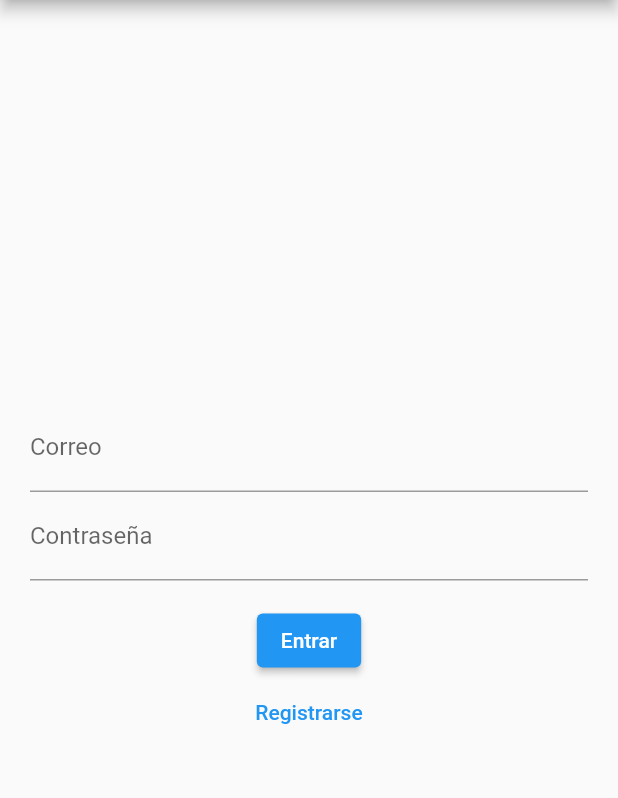
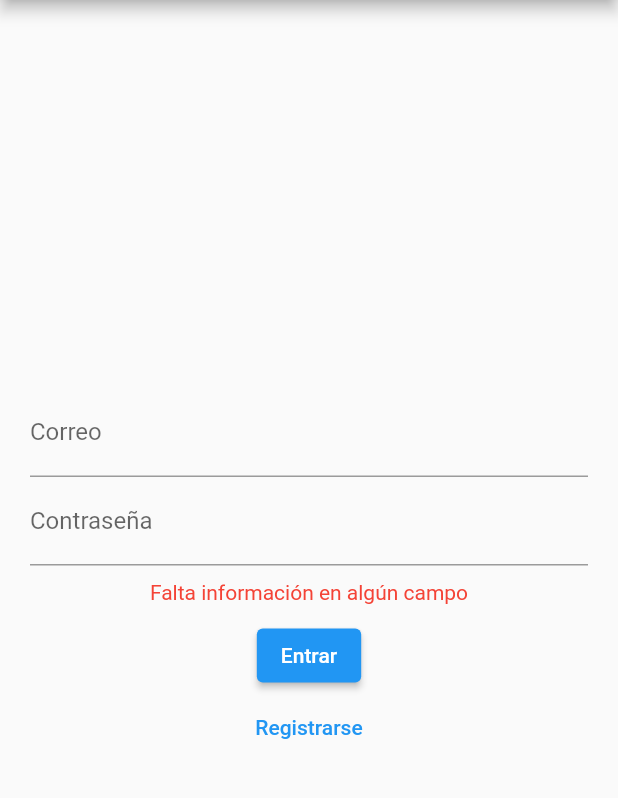
Before and after one commit to AlvaroMore/TFG-App_Prevencion_Suicidio, a Flutter app: the screen it shows after launch, after a tap on "Entrar", on a phone screen of 412 x 824 dp, the part 84-882 px from its top. Run offline on Flutter 3.47's test engine with Material 2 defaults, Android fonts, the phone set to English and light mode, and no system bars; our stand-ins replace chewie, firebase_auth, firebase_core, firebase_database, firebase_messaging, firebase_storage and 3 more; missing offline and left inert: app_settings; accounts and stored records are empty; network calls fail.

Commit message:
Mensajes de error en registro y autenticacion

```diff
--- a/lib/main.dart
+++ b/lib/main.dart
@@ -1,20 +1,17 @@
-import 'package:demo/paginas/enlace.dart';
-import 'package:demo/widget_tree.dart';
+import 'package:appbu_s/paginas/enlace.dart';
+import 'package:appbu_s/paginas/login_page.dart';
 import 'package:firebase_core/firebase_core.dart';
 import 'package:flutter/material.dart';
-import 'package:demo/paginas/calendario.dart';
-import 'package:demo/paginas/enlace.dart';
+import 'package:appbu_s/paginas/calendario.dart';
+import 'package:appbu_s/paginas/enlace.dart';
 import 'package:firebase_messaging/firebase_messaging.dart';
 
-Future<void> backgroundHandler(RemoteMessage message) async{
+Future<void> backgroundHandler(RemoteMessage message) async {
   String? title = message.notification!.title;
   String? body = message.notification!.body;
-
 }
 
-Future<void> main() async{
-
-
+Future<void> main() async {
   FirebaseMessaging.onBackgroundMessage(backgroundHandler);
 
   WidgetsFlutterBinding.ensureInitialized();
@@ -22,24 +19,21 @@ Future<void> main() async{
   runApp(const MyApp());
 }
 
-class MyApp extends StatelessWidget{
+class MyApp extends StatelessWidget {
   const MyApp({Key? key}) : super(key: key);
 
   @override
-  Widget build(BuildContext context){
+  Widget build(BuildContext context) {
     return MaterialApp(
       routes: {
-        '/calendario':(context) => Calendario(),
-        '/URL':(context) => enlace(),
-        //'/Cerar_Sesion':(context) => ,
-
-
+        '/calendario': (context) => Calendario(),
+        '/URL': (context) => enlace(),
       },
       debugShowCheckedModeBanner: false,
       theme: ThemeData(
         primarySwatch: Colors.blue,
       ),
-      home: const WidgetTree(),
+      home: const LoginPage(),
     );
   }
 }
--- a/lib/modelos/nuevaCita.dart
+++ b/lib/modelos/nuevaCita.dart
@@ -1,7 +1,7 @@
 import 'dart:math';
 import 'package:flutter/material.dart';
 import 'package:firebase_database/firebase_database.dart';
-import 'package:demo/modelos/cita.dart';
+import 'package:appbu_s/modelos/cita.dart';
 import 'package:firebase_auth/firebase_auth.dart';
 import 'package:intl/intl.dart';
 import 'package:syncfusion_flutter_calendar/calendar.dart';
@@ -333,7 +333,7 @@ class NuevaCitaState extends State<NuevaCita> {
       if (userData != null && userData.isNotEmpty) {
         String userId = userData.keys.first.toString();
         String userToken = userData[userId]['token'];
-        return userToken ?? '';
+        return userToken;
       }
     } else {
       // Return the admin's token
--- a/lib/modelos/nuevaNota.dart
+++ b/lib/modelos/nuevaNota.dart
@@ -1,10 +1,10 @@
 import 'dart:convert';
 import 'dart:math';
-import 'package:demo/paginas/notas.dart';
+import 'package:appbu_s/paginas/notas.dart';
 import 'package:firebase_auth/firebase_auth.dart';
 import 'package:firebase_database/firebase_database.dart';
 import 'package:flutter/material.dart';
-import 'package:demo/modelos/nota.dart';
+import 'package:appbu_s/modelos/nota.dart';
 import 'package:firebase_messaging/firebase_messaging.dart';
 import 'package:http/http.dart' as http;
 
--- a/lib/paginas/calendario.dart
+++ b/lib/paginas/calendario.dart
@@ -1,10 +1,10 @@
 import 'package:flutter/material.dart';
 import 'package:syncfusion_flutter_calendar/calendar.dart';
 import 'package:firebase_database/firebase_database.dart';
-import 'package:demo/modelos/nuevaCita.dart';
+import 'package:appbu_s/modelos/nuevaCita.dart';
 import 'package:firebase_auth/firebase_auth.dart';
 import 'package:intl/intl.dart';
-import 'package:demo/modelos/cita.dart';
+import 'package:appbu_s/modelos/cita.dart';
 import 'dart:async';
 
 class Calendario extends StatefulWidget {
--- a/lib/paginas/login_page.dart
+++ b/lib/paginas/login_page.dart
@@ -1,4 +1,4 @@
-import 'package:demo/paginas/home_page.dart';
+import 'package:appbu_s/paginas/home_page.dart';
 import 'package:flutter/material.dart';
 import 'package:firebase_auth/firebase_auth.dart';
 import '../auth.dart';
@@ -18,23 +18,50 @@ class _LoginPageState extends State<LoginPage> {
   final TextEditingController _controllerEmail = TextEditingController();
   final TextEditingController _controllerPassword = TextEditingController();
 
+  Widget _errorMessage() {
+    return Container(
+      margin: const EdgeInsets.symmetric(vertical: 10),
+      child: Text(
+        errorMessage == '' ? '' : '$errorMessage',
+        style: const TextStyle(
+          color: Colors.red,
+        ),
+      ),
+    );
+  }
+
   Future<void> signInWithEmailAndPassword() async {
+    String errorMessage = '';
+
+    if (_controllerEmail.text.isEmpty ||
+        _controllerPassword.text.isEmpty) {
+      errorMessage = 'Falta información en algún campo';
+    } else {
       try {
         await Auth().signInWithEmailAndPassword(
           email: _controllerEmail.text,
           password: _controllerPassword.text,
         );
-
         Navigator.pushReplacement(
           context,
           MaterialPageRoute(builder: (context) => HomePage()),
         );
       } on FirebaseAuthException catch (e) {
+        if (e.code == 'user-not-found') {
+          errorMessage = 'El correo introducido no está registrado.';
+        } else if (e.code == 'wrong-password') {
+          errorMessage = 'Contraseña incorrecta.';
+        }
+      } catch (e) {
+        errorMessage = 'Correo o contraseña incorrectos';
+      }
+    }
     setState(() {
-        errorMessage = e.message;
+      this.errorMessage = errorMessage;
     });
   }
-  }
+
+
 
   Widget _title() {
     return const Text('APPBU-S');
@@ -47,10 +74,6 @@ class _LoginPageState extends State<LoginPage> {
         labelText: title,
       ),
     );
-  }
-
-  Widget _errorMessage() {
-    return Text(errorMessage == '' ? '' : 'Hmm? $errorMessage');
   }
 
   Widget _submitButton() {
--- a/lib/paginas/media.dart
+++ b/lib/paginas/media.dart
@@ -1,7 +1,7 @@
 import 'dart:async';
-import 'package:demo/modelos/imagenes.dart';
-import 'package:demo/modelos/videos.dart';
-import 'package:demo/paginas/home_page.dart';
+import 'package:appbu_s/modelos/imagenes.dart';
+import 'package:appbu_s/modelos/videos.dart';
+import 'package:appbu_s/paginas/home_page.dart';
 import 'package:flutter/material.dart';
 import 'package:video_player/video_player.dart';
 
--- a/lib/paginas/notas.dart
+++ b/lib/paginas/notas.dart
@@ -1,10 +1,10 @@
-import 'package:demo/paginas/home_page.dart';
+import 'package:appbu_s/paginas/home_page.dart';
 import 'package:firebase_auth/firebase_auth.dart';
 import 'package:firebase_core/firebase_core.dart';
 import 'package:firebase_database/firebase_database.dart';
 import 'package:firebase_database/ui/firebase_animated_list.dart';
 import 'package:flutter/material.dart';
-import 'package:demo/modelos/nuevaNota.dart';
+import 'package:appbu_s/modelos/nuevaNota.dart';
 
 class Notas extends StatefulWidget {
   @override
--- a/lib/widget_tree.dart
+++ b/lib/widget_tree.dart
@@ -1,6 +1,6 @@
-import 'package:demo/auth.dart';
-import 'package:demo/paginas/home_page.dart';
-import 'package:demo/paginas/login_page.dart';
+import 'package:appbu_s/auth.dart';
+import 'package:appbu_s/paginas/home_page.dart';
+import 'package:appbu_s/paginas/login_page.dart';
 import 'package:firebase_auth/firebase_auth.dart';
 import 'package:flutter/material.dart';
 
--- a/pubspec.yaml
+++ b/pubspec.yaml
@@ -1,4 +1,4 @@
-name: demo
+name: appbu_s
 description: A new Flutter project.
 # The following line prevents the package from being accidentally published to
 # pub.dev using `flutter pub publish`. This is preferred for private packages.
@@ -47,14 +47,10 @@ dependencies:
   app_settings: ^4.2.0
   video_player: ^2.5.2
   firebase_database: ^10.0.15
-  table_calendar: ^3.0.9
   firebase_messaging: ^14.6.3
   firebase_storage: ^11.2.4
   image_picker: ^1.0.0
   chewie: ^1.5.0
-  video_thumbnail: ^0.5.2
-  flutter_ffmpeg: ^0.4.2
-  flutter_local_notifications: ^15.0.0
   http: ^0.13.5
 
 dev_dependencies:
```
Also changed, not shown: lib/paginas/home_page.dart (+7 -7 lines), lib/paginas/register_page.dart (+28 -5 lines), pubspec.lock, 3 other files. Lines whose indentation alone changed are shown as unchanged.
